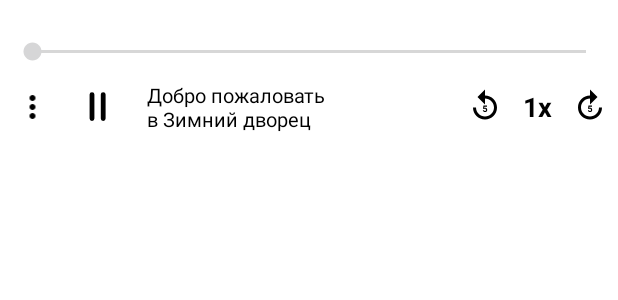
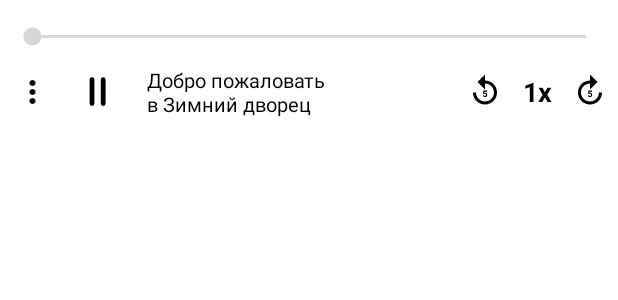
Before and after one commit to Pakhlavon/WeGoTrip, an Android app: the layout bottom_sheet.xml on its own in the app's theme, with its tools: preview values and no code run, on a phone screen of 412 x 824 dp. Shown: the top 300 px of the screen. Run offline under Robolectric (Android 15) with nearby library versions, the phone set to English and light mode, and no system bars.

Commit message:
add design

```diff
--- /dev/null
+++ b/app/src/main/res/anim/animation.xml
@@ -0,0 +1,10 @@
+<?xml version="1.0" encoding="utf-8"?>
+<scale xmlns:android="http://schemas.android.com/apk/res/android"
+    android:fromXScale="0.95"
+    android:toXScale="1.0"
+    android:fromYScale="0.95"
+    android:toYScale="1.0"
+    android:duration="100"
+    android:pivotX="90%"
+    android:pivotY="90%"
+/>
--- a/app/src/main/res/layout/bottom_sheet.xml
+++ b/app/src/main/res/layout/bottom_sheet.xml
@@ -9,7 +9,7 @@
     android:background="#FFFFFF"
     app:behavior_hideable="false"
     app:behavior_peekHeight="110dp"
-    android:layout_marginTop="20dp"
+    android:layout_marginTop="10dp"
     app:layout_behavior="com.google.android.material.bottomsheet.BottomSheetBehavior"
     >
     <LinearLayout
@@ -17,6 +17,7 @@
         android:layout_width="match_parent"
         android:layout_height="wrap_content"
         android:orientation="vertical"
+        android:layout_marginTop="20dp"
         android:visibility="gone"
         >
         <LinearLayout
@@ -71,7 +72,6 @@
         <androidx.recyclerview.widget.RecyclerView
             android:layout_width="match_parent"
             android:layout_height="wrap_content"
-            android:layout_margin="10dp"
             android:id="@+id/recyclerView"
             />
     </LinearLayout>
@@ -81,6 +81,7 @@
         android:layout_width="match_parent"
         android:layout_height="match_parent"
         android:visibility="gone"
+        android:layout_marginTop="30dp"
         android:orientation="vertical"
         >
 
@@ -169,36 +170,36 @@
                     android:paddingRight="10dp"
                     android:paddingTop="10dp"
                     />
-                <LinearLayout
-                    android:layout_width="match_parent"
-                    android:layout_height="wrap_content"
-                    android:orientation="horizontal"
-                    android:weightSum="2"
-                    >
-                    <TextView
-                        android:id="@+id/txtlasttime"
-                        android:layout_width="wrap_content"
-                        android:layout_height="wrap_content"
-                        android:textStyle="normal"
-                        android:textSize="13sp"
-                        android:layout_weight="1"
-                        android:text="0.45"
-                        android:layout_marginLeft="10dp"
-                        />
+<!--                <LinearLayout-->
+<!--                    android:layout_width="match_parent"-->
+<!--                    android:layout_height="wrap_content"-->
+<!--                    android:orientation="horizontal"-->
+<!--                    android:weightSum="2"-->
+<!--                    >-->
+<!--                    <TextView-->
+<!--                        android:id="@+id/txtlasttime"-->
+<!--                        android:layout_width="wrap_content"-->
+<!--                        android:layout_height="wrap_content"-->
+<!--                        android:textStyle="normal"-->
+<!--                        android:textSize="13sp"-->
+<!--                        android:layout_weight="1"-->
+<!--                        android:text="0.45"-->
+<!--                        android:layout_marginLeft="10dp"-->
+<!--                        />-->
 
-                    <TextView
-                        android:id="@+id/nexttime"
-                        android:layout_width="wrap_content"
-                        android:layout_height="wrap_content"
-                        android:textStyle="normal"
-                        android:textSize="13sp"
-                        android:text="0.50"
-                        android:layout_gravity="end"
-                        android:gravity="end"
-                        android:layout_marginRight="10dp"
-                        android:layout_weight="1"
-                        />
-                </LinearLayout>
+<!--                    <TextView-->
+<!--                        android:id="@+id/nexttime"-->
+<!--                        android:layout_width="wrap_content"-->
+<!--                        android:layout_height="wrap_content"-->
+<!--                        android:textStyle="normal"-->
+<!--                        android:textSize="13sp"-->
+<!--                        android:text="0.50"-->
+<!--                        android:layout_gravity="end"-->
+<!--                        android:gravity="end"-->
+<!--                        android:layout_marginRight="10dp"-->
+<!--                        android:layout_weight="1"-->
+<!--                        />-->
+<!--                </LinearLayout>-->
 
                 <LinearLayout
                     android:layout_width="match_parent"
```
Also changed, not shown: app/src/main/java/uz/developer/test/MainActivity.kt (+43 -35 lines), app/src/main/java/uz/developer/test/MySongAdapter.kt (+6 -0 lines), app/src/main/res/drawable/border.xml (added, +11 -0 lines), app/src/main/res/layout/single_item_song.xml (+7 -6 lines).
